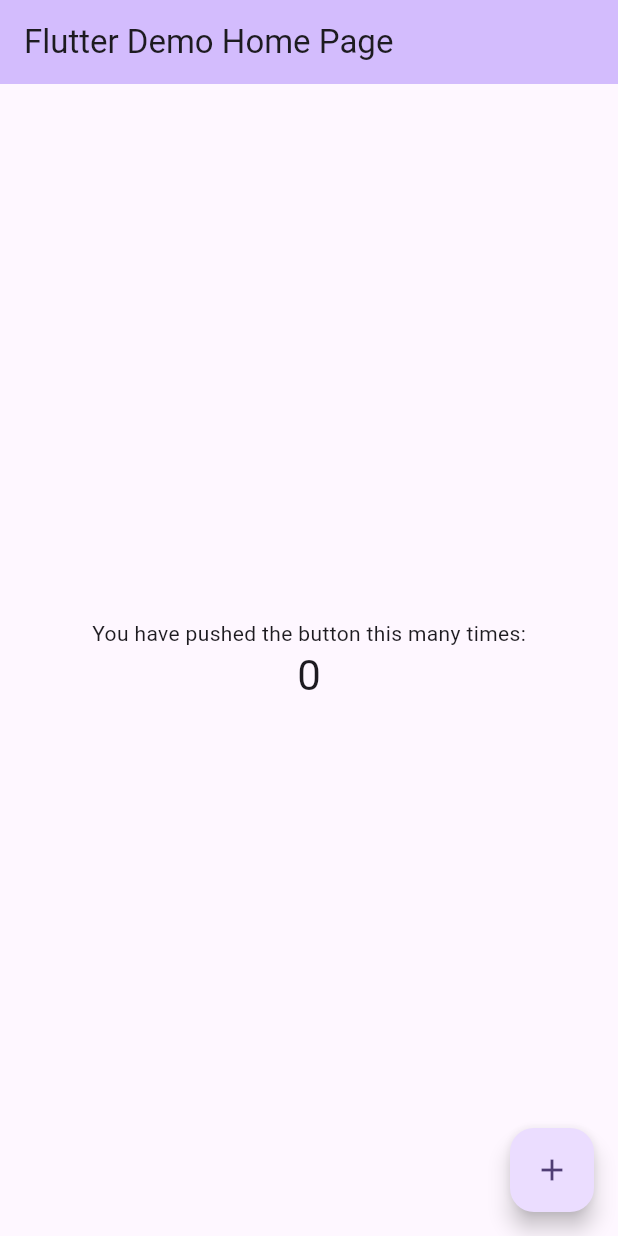
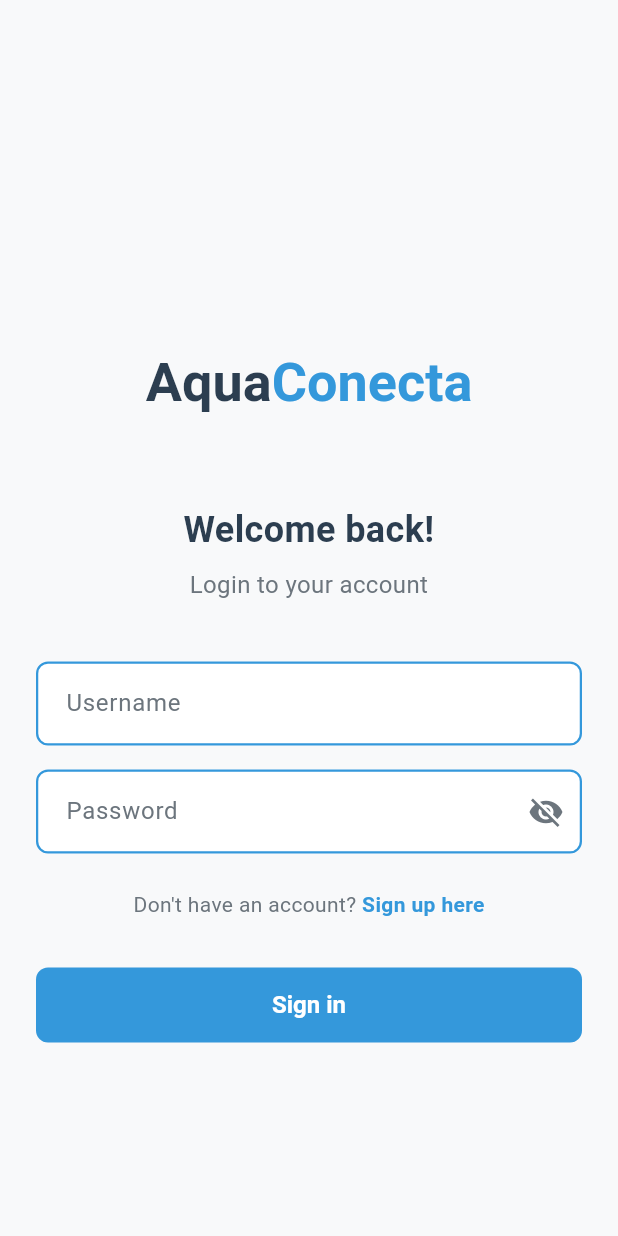
Before and after one commit to IronCoders-IOT/mobile_iot, a Flutter app: the screen it shows after launch, on a phone screen of 412 x 824 dp. Run offline on Flutter 3.47's test engine with Material 3 defaults, Android fonts, the phone set to English and light mode, and no system bars; Roboto replaces fonts that are missing (System).

Commit message:
refactor: restructure main app and implement login screen with custom components

```diff
--- a/lib/main.dart
+++ b/lib/main.dart
@@ -1,125 +1,212 @@
 import 'package:flutter/material.dart';
+import 'package:flutter/services.dart';
+import 'presentation/screens/auth/login_screen.dart';
 
 void main() {
-  runApp(const MyApp());
+  runApp(const AquaConectaApp());
 }
 
-class MyApp extends StatelessWidget {
-  const MyApp({super.key});
+class AquaConectaApp extends StatelessWidget {
+  const AquaConectaApp({Key? key}) : super(key: key);
 
-  // This widget is the root of your application.
   @override
   Widget build(BuildContext context) {
+    // Configurar la barra de estado
+    SystemChrome.setSystemUIOverlayStyle(
+      const SystemUiOverlayStyle(
+        statusBarColor: Colors.transparent,
+        statusBarIconBrightness: Brightness.dark,
+        statusBarBrightness: Brightness.light,
+      ),
+    );
+
     return MaterialApp(
-      title: 'Flutter Demo 1',
+      title: 'AquaConecta',
+      debugShowCheckedModeBanner: false,
       theme: ThemeData(
-        // This is the theme of your application.
-        //
-        // TRY THIS: Try running your application with "flutter run". You'll see
-        // the application has a purple toolbar. Then, without quitting the app,
-        // try changing the seedColor in the colorScheme below to Colors.green
-        // and then invoke "hot reload" (save your changes or press the "hot
-        // reload" button in a Flutter-supported IDE, or press "r" if you used
-        // the command line to start the app).
-        //
-        // Notice that the counter didn't reset back to zero; the application
-        // state is not lost during the reload. To reset the state, use hot
-        // restart instead.
-        //
-        // This works for code too, not just values: Most code changes can be
-        // tested with just a hot reload.
-        colorScheme: ColorScheme.fromSeed(seedColor: Colors.deepPurple),
-        useMaterial3: true,
+        // Tema principal
+        primarySwatch: MaterialColor(
+          0xFF3498DB,
+          <int, Color>{
+            50: const Color(0xFFE3F2FD),
+            100: const Color(0xFFBBDEFB),
+            200: const Color(0xFF90CAF9),
+            300: const Color(0xFF64B5F6),
+            400: const Color(0xFF42A5F5),
+            500: const Color(0xFF3498DB), // Color principal
+            600: const Color(0xFF1E88E5),
+            700: const Color(0xFF1976D2),
+            800: const Color(0xFF1565C0),
+            900: const Color(0xFF0D47A1),
+          },
+        ),
+
+        // Configuración de colores
+        colorScheme: const ColorScheme.light(
+          primary: Color(0xFF3498DB),
+          secondary: Color(0xFF2C3E50),
+          background: Color(0xFFF8F9FA),
+          surface: Color(0xFFFFFFFF),
+          onPrimary: Color(0xFFFFFFFF),
+          onSecondary: Color(0xFFFFFFFF),
+          onBackground: Color(0xFF2C3E50),
+          onSurface: Color(0xFF2C3E50),
+        ),
+
+        // Configuración de fuentes
+        fontFamily: 'System',
+        textTheme: const TextTheme(
+          displayLarge: TextStyle(
+            fontSize: 36,
+            fontWeight: FontWeight.bold,
+            color: Color(0xFF2C3E50),
+          ),
+          displayMedium: TextStyle(
+            fontSize: 24,
+            fontWeight: FontWeight.bold,
+            color: Color(0xFF2C3E50),
+          ),
+          bodyLarge: TextStyle(
+            fontSize: 16,
+            color: Color(0xFF2C3E50),
+          ),
+          bodyMedium: TextStyle(
+            fontSize: 14,
+            color: Color(0xFF6C757D),
+          ),
+        ),
+
+        // Configuración de AppBar
+        appBarTheme: const AppBarTheme(
+          backgroundColor: Color(0xFF3498DB),
+          foregroundColor: Color(0xFFFFFFFF),
+          elevation: 0,
+          centerTitle: true,
+          titleTextStyle: TextStyle(
+            fontSize: 20,
+            fontWeight: FontWeight.w600,
+            color: Color(0xFFFFFFFF),
+          ),
+        ),
+
+        // Configuración de botones elevados
+        elevatedButtonTheme: ElevatedButtonThemeData(
+          style: ElevatedButton.styleFrom(
+            backgroundColor: const Color(0xFF3498DB),
+            foregroundColor: const Color(0xFFFFFFFF),
+            elevation: 0,
+            shape: RoundedRectangleBorder(
+              borderRadius: BorderRadius.circular(8),
+            ),
+            textStyle: const TextStyle(
+              fontSize: 16,
+              fontWeight: FontWeight.w600,
+            ),
+          ),
+        ),
+
+        // Configuración de campos de texto
+        inputDecorationTheme: InputDecorationTheme(
+          filled: true,
+          fillColor: const Color(0xFFFFFFFF),
+          border: OutlineInputBorder(
+            borderRadius: BorderRadius.circular(8),
+            borderSide: const BorderSide(
+              color: Color(0xFF3498DB),
+              width: 1.5,
+            ),
+          ),
+          enabledBorder: OutlineInputBorder(
+            borderRadius: BorderRadius.circular(8),
+            borderSide: const BorderSide(
+              color: Color(0xFF3498DB),
+              width: 1.5,
+            ),
+          ),
+          focusedBorder: OutlineInputBorder(
+            borderRadius: BorderRadius.circular(8),
+            borderSide: const BorderSide(
+              color: Color(0xFF3498DB),
+              width: 2.0,
+            ),
+          ),
+          contentPadding: const EdgeInsets.symmetric(
+            horizontal: 16,
+            vertical: 16,
+          ),
+          hintStyle: const TextStyle(
+            color: Color(0xFF6C757D),
+            fontSize: 16,
+          ),
+        ),
+
+        // Configuración del Scaffold
+        scaffoldBackgroundColor: const Color(0xFFF8F9FA),
+
+        // Configuración de SnackBar
+        snackBarTheme: const SnackBarThemeData(
+          backgroundColor: Color(0xFF3498DB),
+          contentTextStyle: TextStyle(
+            color: Color(0xFFFFFFFF),
+            fontSize: 14,
+          ),
+          shape: RoundedRectangleBorder(
+            borderRadius: BorderRadius.only(
+              topLeft: Radius.circular(8),
+              topRight: Radius.circular(8),
+            ),
+          ),
+        ),
       ),
-      home: const MyHomePage(title: 'Flutter Demo Home Page'),
+
+      // Pantalla inicial
+      home: const LoginScreen(),
+
+      // Rutas nombradas (para navegación futura)
+      routes: {
+        '/login': (context) => const LoginScreen(),
+        // '/dashboard': (context) => const DashboardScreen(),
+        // '/profile': (context) => const ProfileScreen(),
+        // '/reports': (context) => const ReportsScreen(),
+        // '/edit-profile': (context) => const EditProfileScreen(),
+      },
+
+      // Ruta por defecto cuando no se encuentra una ruta
+      onUnknownRoute: (settings) {
+        return MaterialPageRoute(
+          builder: (context) => const LoginScreen(),
+        );
+      },
     );
   }
 }
 
-class MyHomePage extends StatefulWidget {
-  const MyHomePage({super.key, required this.title});
+// Clase para mantener las rutas organizadas
+class AppRoutes {
+  static const String login = '/login';
+  static const String dashboard = '/dashboard';
+  static const String profile = '/profile';
+  static const String editProfile = '/edit-profile';
+  static const String reports = '/reports';
 
-  // This widget is the home page of your application. It is stateful, meaning
-  // that it has a State object (defined below) that contains fields that affect
-  // how it looks.
-
-  // This class is the configuration for the state. It holds the values (in this
-  // case the title) provided by the parent (in this case the App widget) and
-  // used by the build method of the State. Fields in a Widget subclass are
-  // always marked "final".
-
-  final String title;
-
-  @override
-  State<MyHomePage> createState() => _MyHomePageState();
-}
-
-class _MyHomePageState extends State<MyHomePage> {
-  int _counter = 0;
-
-  void _incrementCounter() {
-    setState(() {
-      // This call to setState tells the Flutter framework that something has
-      // changed in this State, which causes it to rerun the build method below
-      // so that the display can reflect the updated values. If we changed
-      // _counter without calling setState(), then the build method would not be
-      // called again, and so nothing would appear to happen.
-      _counter++;
-    });
+  // Método helper para navegación
+  static void navigateToLogin(BuildContext context) {
+    Navigator.pushReplacementNamed(context, login);
   }
 
-  @override
-  Widget build(BuildContext context) {
-    // This method is rerun every time setState is called, for instance as done
-    // by the _incrementCounter method above.
-    //
-    // The Flutter framework has been optimized to make rerunning build methods
-    // fast, so that you can just rebuild anything that needs updating rather
-    // than having to individually change instances of widgets.
-    return Scaffold(
-      appBar: AppBar(
-        // TRY THIS: Try changing the color here to a specific color (to
-        // Colors.amber, perhaps?) and trigger a hot reload to see the AppBar
-        // change color while the other colors stay the same.
-        backgroundColor: Theme.of(context).colorScheme.inversePrimary,
-        // Here we take the value from the MyHomePage object that was created by
-        // the App.build method, and use it to set our appbar title.
-        title: Text(widget.title),
-      ),
-      body: Center(
-        // Center is a layout widget. It takes a single child and positions it
-        // in the middle of the parent.
-        child: Column(
-          // Column is also a layout widget. It takes a list of children and
-          // arranges them vertically. By default, it sizes itself to fit its
-          // children horizontally, and tries to be as tall as its parent.
-          //
-          // Column has various properties to control how it sizes itself and
-          // how it positions its children. Here we use mainAxisAlignment to
-          // center the children vertically; the main axis here is the vertical
-          // axis because Columns are vertical (the cross axis would be
-          // horizontal).
-          //
-          // TRY THIS: Invoke "debug painting" (choose the "Toggle Debug Paint"
-          // action in the IDE, or press "p" in the console), to see the
-          // wireframe for each widget.
-          mainAxisAlignment: MainAxisAlignment.center,
-          children: <Widget>[
-            const Text(
-              'You have pushed the button this many times:',
-            ),
-            Text(
-              '$_counter',
-              style: Theme.of(context).textTheme.headlineMedium,
-            ),
-          ],
-        ),
-      ),
-      floatingActionButton: FloatingActionButton(
-        onPressed: _incrementCounter,
-        tooltip: 'Increment',
-        child: const Icon(Icons.add),
-      ), // This trailing comma makes auto-formatting nicer for build methods.
-    );
+  static void navigateToDashboard(BuildContext context) {
+    Navigator.pushReplacementNamed(context, dashboard);
+  }
+
+  static void navigateToProfile(BuildContext context) {
+    Navigator.pushNamed(context, profile);
+  }
+
+  static void navigateToReports(BuildContext context) {
+    Navigator.pushNamed(context, reports);
+  }
+
+  static void navigateToEditProfile(BuildContext context) {
+    Navigator.pushNamed(context, editProfile);
   }
 }
--- /dev/null
+++ b/lib/presentation/screens/auth/login_screen.dart
@@ -0,0 +1,380 @@
+import 'package:flutter/material.dart';
+
+class LoginScreen extends StatefulWidget {
+  const LoginScreen({Key? key}) : super(key: key);
+
+  @override
+  State<LoginScreen> createState() => _LoginScreenState();
+}
+
+class _LoginScreenState extends State<LoginScreen> {
+  final _formKey = GlobalKey<FormState>();
+  final _usernameController = TextEditingController();
+  final _passwordController = TextEditingController();
+  bool _isPasswordVisible = false;
+  bool _isLoading = false;
+
+  @override
+  void dispose() {
+    _usernameController.dispose();
+    _passwordController.dispose();
+    super.dispose();
+  }
+
+  void _handleLogin() async {
+    if (_formKey.currentState!.validate()) {
+      setState(() {
+        _isLoading = true;
+      });
+
+      // Simular llamada al backend
+      await Future.delayed(const Duration(seconds: 2));
+
+      setState(() {
+        _isLoading = false;
+      });
+
+      // TODO: Aquí iría la navegación al dashboard
+      // Navigator.pushReplacementNamed(context, '/dashboard');
+
+      ScaffoldMessenger.of(context).showSnackBar(
+        const SnackBar(
+          content: Text('Login successful!'),
+          backgroundColor: AppColors.primaryBlue,
+        ),
+      );
+    }
+  }
+
+  void _handleSignUp() {
+    // TODO: Navegación a pantalla de registro
+    ScaffoldMessenger.of(context).showSnackBar(
+      const SnackBar(
+        content: Text('Sign up functionality coming soon!'),
+        backgroundColor: AppColors.primaryBlue,
+      ),
+    );
+  }
+
+  @override
+  Widget build(BuildContext context) {
+    return Scaffold(
+      backgroundColor: AppColors.lightGray,
+      body: SafeArea(
+        child: Padding(
+          padding: const EdgeInsets.all(24.0),
+          child: Column(
+            mainAxisAlignment: MainAxisAlignment.center,
+            crossAxisAlignment: CrossAxisAlignment.stretch,
+            children: [
+              // Logo
+              const Spacer(flex: 2),
+              _buildLogo(),
+
+              const SizedBox(height: 60),
+
+              // Welcome text
+              _buildWelcomeText(),
+
+              const SizedBox(height: 8),
+
+              // Subtitle
+              _buildSubtitle(),
+
+              const SizedBox(height: 40),
+
+              // Form
+              _buildLoginForm(),
+
+              const SizedBox(height: 24),
+
+              // Sign up link
+              _buildSignUpLink(),
+
+              const SizedBox(height: 32),
+
+              // Login button
+              _buildLoginButton(),
+
+              const Spacer(flex: 1),
+            ],
+          ),
+        ),
+      ),
+    );
+  }
+
+  Widget _buildLogo() {
+    return RichText(
+      textAlign: TextAlign.center,
+      text: const TextSpan(
+        children: [
+          TextSpan(
+            text: 'Aqua',
+            style: TextStyle(
+              fontSize: 36,
+              fontWeight: FontWeight.bold,
+              color: AppColors.darkBlue,
+            ),
+          ),
+          TextSpan(
+            text: 'Conecta',
+            style: TextStyle(
+              fontSize: 36,
+              fontWeight: FontWeight.bold,
+              color: AppColors.primaryBlue,
+            ),
+          ),
+        ],
+      ),
+    );
+  }
+
+  Widget _buildWelcomeText() {
+    return const Text(
+      'Welcome back!',
+      textAlign: TextAlign.center,
+      style: TextStyle(
+        fontSize: 24,
+        fontWeight: FontWeight.bold,
+        color: AppColors.darkBlue,
+      ),
+    );
+  }
+
+  Widget _buildSubtitle() {
+    return const Text(
+      'Login to your account',
+      textAlign: TextAlign.center,
+      style: TextStyle(
+        fontSize: 16,
+        color: AppColors.mediumGray,
+      ),
+    );
+  }
+
+  Widget _buildLoginForm() {
+    return Form(
+      key: _formKey,
+      child: Column(
+        children: [
+          // Username field
+          CustomTextField(
+            controller: _usernameController,
+            hintText: 'Username',
+            keyboardType: TextInputType.text,
+            validator: (value) {
+              if (value == null || value.isEmpty) {
+                return 'Please enter your username';
+              }
+              return null;
+            },
+          ),
+
+          const SizedBox(height: 16),
+
+          // Password field
+          CustomTextField(
+            controller: _passwordController,
+            hintText: 'Password',
+            obscureText: !_isPasswordVisible,
+            suffixIcon: IconButton(
+              icon: Icon(
+                _isPasswordVisible ? Icons.visibility : Icons.visibility_off,
+                color: AppColors.mediumGray,
+              ),
+              onPressed: () {
+                setState(() {
+                  _isPasswordVisible = !_isPasswordVisible;
+                });
+              },
+            ),
+            validator: (value) {
+              if (value == null || value.isEmpty) {
+                return 'Please enter your password';
+              }
+              if (value.length < 6) {
+                return 'Password must be at least 6 characters';
+              }
+              return null;
+            },
+          ),
+        ],
+      ),
+    );
+  }
+
+  Widget _buildSignUpLink() {
+    return Row(
+      mainAxisAlignment: MainAxisAlignment.center,
+      children: [
+        const Text(
+          "Don't have an account? ",
+          style: TextStyle(
+            color: AppColors.mediumGray,
+            fontSize: 14,
+          ),
+        ),
+        GestureDetector(
+          onTap: _handleSignUp,
+          child: const Text(
+            'Sign up here',
+            style: TextStyle(
+              color: AppColors.primaryBlue,
+              fontSize: 14,
+              fontWeight: FontWeight.w600,
+            ),
+          ),
+        ),
+      ],
+    );
+  }
+
+  Widget _buildLoginButton() {
+    return CustomButton(
+      text: 'Sign in',
+      onPressed: _isLoading ? null : _handleLogin,
+      isLoading: _isLoading,
+    );
+  }
+}
+
+// Colores de la app
+class AppColors {
+  static const Color primaryBlue = Color(0xFF3498DB);
+  static const Color darkBlue = Color(0xFF2C3E50);
+  static const Color lightGray = Color(0xFFF8F9FA);
+  static const Color mediumGray = Color(0xFF6C757D);
+  static const Color white = Color(0xFFFFFFFF);
+  static const Color green = Color(0xFF28A745);
+}
+
+// Widget personalizado para campos de texto
+class CustomTextField extends StatelessWidget {
+  final TextEditingController controller;
+  final String hintText;
+  final bool obscureText;
+  final TextInputType keyboardType;
+  final Widget? suffixIcon;
+  final String? Function(String?)? validator;
+
+  const CustomTextField({
+    Key? key,
+    required this.controller,
+    required this.hintText,
+    this.obscureText = false,
+    this.keyboardType = TextInputType.text,
+    this.suffixIcon,
+    this.validator,
+  }) : super(key: key);
+
+  @override
+  Widget build(BuildContext context) {
+    return TextFormField(
+      controller: controller,
+      obscureText: obscureText,
+      keyboardType: keyboardType,
+      validator: validator,
+      decoration: InputDecoration(
+        hintText: hintText,
+        hintStyle: const TextStyle(
+          color: AppColors.mediumGray,
+          fontSize: 16,
+        ),
+        suffixIcon: suffixIcon,
+        filled: true,
+        fillColor: AppColors.white,
+        border: OutlineInputBorder(
+          borderRadius: BorderRadius.circular(8),
+          borderSide: const BorderSide(
+            color: AppColors.primaryBlue,
+            width: 1.5,
+          ),
+        ),
+        enabledBorder: OutlineInputBorder(
+          borderRadius: BorderRadius.circular(8),
+          borderSide: const BorderSide(
+            color: AppColors.primaryBlue,
+            width: 1.5,
+          ),
+        ),
+        focusedBorder: OutlineInputBorder(
+          borderRadius: BorderRadius.circular(8),
+          borderSide: const BorderSide(
+            color: AppColors.primaryBlue,
+            width: 2.0,
+          ),
+        ),
+        errorBorder: OutlineInputBorder(
+          borderRadius: BorderRadius.circular(8),
+          borderSide: const BorderSide(
+            color: Colors.red,
+            width: 1.5,
+          ),
+        ),
+        focusedErrorBorder: OutlineInputBorder(
+          borderRadius: BorderRadius.circular(8),
+          borderSide: const BorderSide(
+            color: Colors.red,
+            width: 2.0,
+          ),
+        ),
+        contentPadding: const EdgeInsets.symmetric(
+          horizontal: 16,
+          vertical: 16,
+        ),
+      ),
+    );
+  }
+}
+
+// Widget personalizado para botones
+class CustomButton extends StatelessWidget {
+  final String text;
+  final VoidCallback? onPressed;
+  final bool isLoading;
+  final Color? backgroundColor;
+  final Color? textColor;
+
+  const CustomButton({
+    Key? key,
+    required this.text,
+    this.onPressed,
+    this.isLoading = false,
+    this.backgroundColor,
+    this.textColor,
+  }) : super(key: key);
+
+  @override
+  Widget build(BuildContext context) {
+    return SizedBox(
+      width: double.infinity,
+      height: 50,
+      child: ElevatedButton(
+        onPressed: onPressed,
+        style: ElevatedButton.styleFrom(
+          backgroundColor: backgroundColor ?? AppColors.primaryBlue,
+          foregroundColor: textColor ?? AppColors.white,
+          elevation: 0,
+          shape: RoundedRectangleBorder(
+            borderRadius: BorderRadius.circular(8),
+          ),
+          textStyle: const TextStyle(
+            fontSize: 16,
+            fontWeight: FontWeight.w600,
+          ),
+        ),
+        child: isLoading
+            ? const SizedBox(
+                height: 20,
+                width: 20,
+                child: CircularProgressIndicator(
+                  strokeWidth: 2,
+                  valueColor: AlwaysStoppedAnimation<Color>(AppColors.white),
+                ),
+              )
+            : Text(text),
+      ),
+    );
+  }
+}
```
Also changed, not shown: 5 other files.
